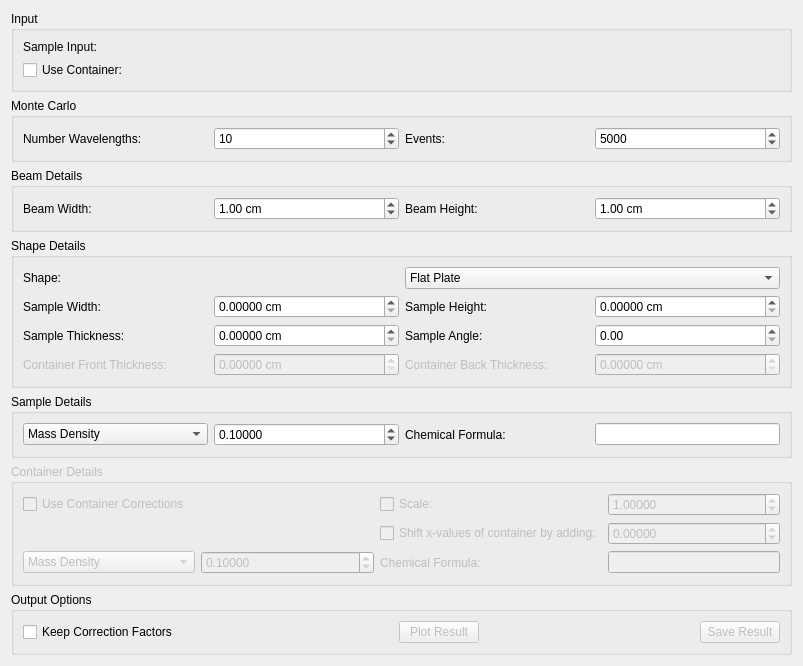
Above: MantidQt/CustomInterfaces/inc/MantidQtCustomInterfaces/Indirect/AbsorptionCorrections.ui from mantidproject/mantid before the change. Below: the same form after it.
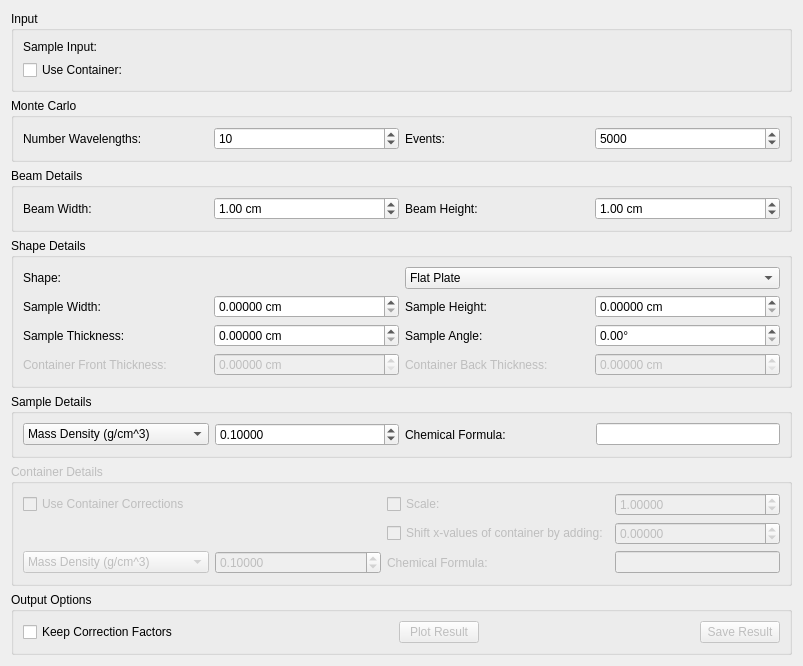
That is the form after the change. Custom widgets are drawn as their Qt base class.

Commit message: Refs #18577 ensure all options have units

What changed in the file:
```diff
--- a/MantidQt/CustomInterfaces/inc/MantidQtCustomInterfaces/Indirect/AbsorptionCorrections.ui
+++ b/MantidQt/CustomInterfaces/inc/MantidQtCustomInterfaces/Indirect/AbsorptionCorrections.ui
@@ -386,7 +386,11 @@
            </widget>
           </item>
           <item row="2" column="3">
-           <widget class="QDoubleSpinBox" name="spFlatSampleAngle"/>
+           <widget class="QDoubleSpinBox" name="spFlatSampleAngle">
+            <property name="suffix">
+             <string>°</string>
+            </property>
+           </widget>
           </item>
           <item row="2" column="2">
            <widget class="QLabel" name="lbFlatSampleAngle">
@@ -624,12 +628,12 @@
        <widget class="QComboBox" name="cbSampleDensity">
         <item>
          <property name="text">
-          <string>Mass Density</string>
+          <string>Mass Density (g/cm^3)</string>
          </property>
         </item>
         <item>
          <property name="text">
-          <string>Number Density</string>
+          <string>Number Density (atoms/Å^3)</string>
          </property>
         </item>
        </widget>
@@ -758,12 +762,12 @@
        <widget class="QComboBox" name="cbCanDensity">
         <item>
          <property name="text">
-          <string>Mass Density</string>
+          <string>Mass Density (g/cm^3)</string>
          </property>
         </item>
         <item>
          <property name="text">
-          <string>Number Density</string>
+          <string>Number Density (atoms/Å^3)</string>
          </property>
         </item>
        </widget>
```
